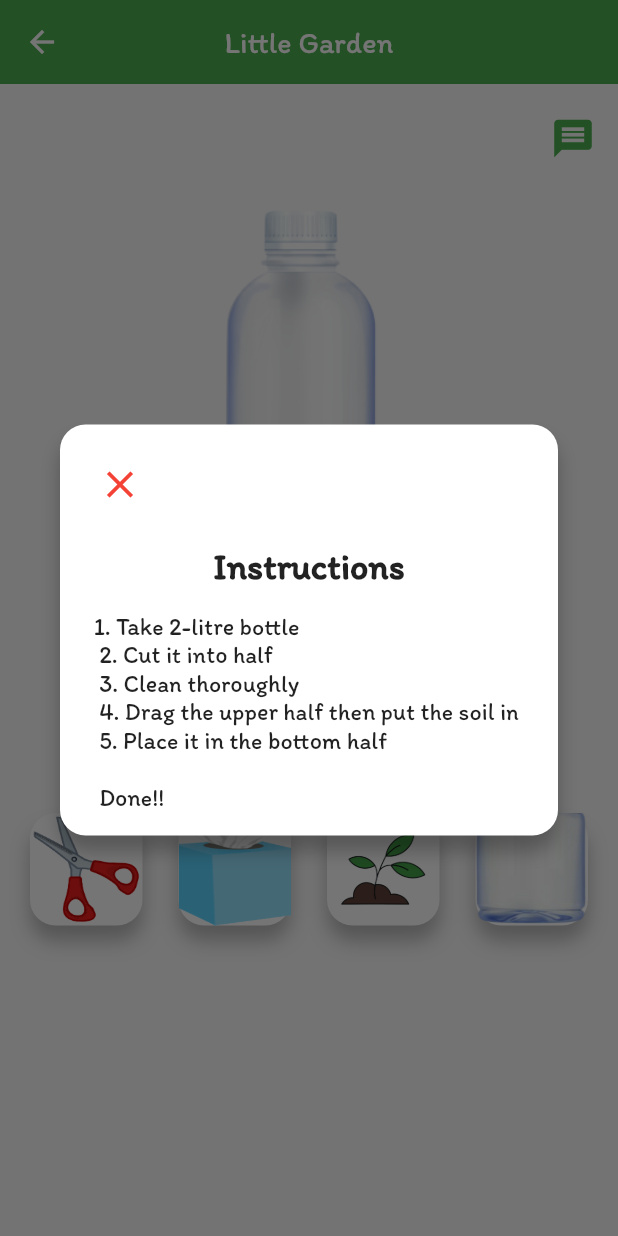
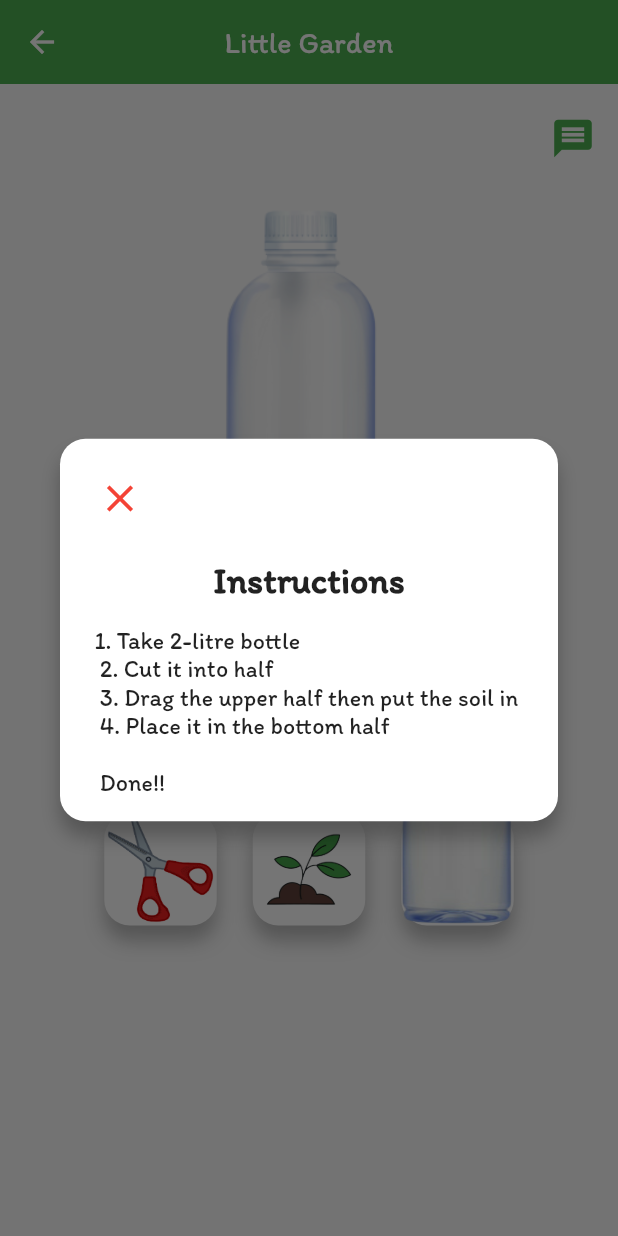
Before and after one commit to Yiyi-kim/Ecological, a Flutter app: the FirstScreen screen opened directly, after a tap on the "message" icon, on a phone screen of 412 x 824 dp. Run offline on Flutter 3.47's test engine with Material 2 defaults, Android fonts, the phone set to English and light mode, and no system bars; our stand-ins replace get.

Commit message:
update on the game screen

```diff
--- a/lib/Recycle/Screen/first_screen.dart
+++ b/lib/Recycle/Screen/first_screen.dart
@@ -1,3 +1,5 @@
+import 'dart:math';
+
 import 'package:flutter/material.dart';
 import 'package:flutter_app/Recycle/Components/image_button.dart';
 import 'package:flutter_app/Recycle/Components/image_container.dart';
@@ -9,29 +11,13 @@ class FirstScreen extends StatefulWidget {
   State<StatefulWidget> createState() => _FirstScreen();
 }
 
-class _FirstScreen extends State<FirstScreen>
-    with SingleTickerProviderStateMixin {
+class _FirstScreen extends State<FirstScreen> {
   int step = 0;
-  late AnimationController controller;
-  late Animation<double> animation;
-  var alreadyCut = false;
 
   var scissorVisibility = true;
   var tissueVisibility = true;
   var dirtVisibility = true;
-  var bottleVisibility = true;
-
-  void cutMotion() {
-    controller =
-        AnimationController(duration: const Duration(seconds: 2), vsync: this);
-    animation = Tween<double>(begin: 0, end: 1).animate(controller)
-      ..addListener(() {
-        setState(() {
-          alreadyCut = true;
-        });
-      });
-    controller.forward();
-  }
+  Tween<double> _scaleTween = Tween<double>(begin: 1, end: 2);
 
   void cutTheBottle() {
     setState(() {
@@ -51,13 +37,6 @@ class _FirstScreen extends State<FirstScreen>
     setState(() {
       dirtVisibility = false;
       step = 3;
-    });
-  }
-
-  void putTheBottleTogether() {
-    setState(() {
-      bottleVisibility = false;
-      step = 4;
     });
   }
 
@@ -86,9 +65,8 @@ class _FirstScreen extends State<FirstScreen>
                   onPressed: () {
                     showDialog(
                       context: context,
-                      builder: (context) =>
-                          TooltipDialog('Instructions',
-                              '1. Take 2-litre bottle \n 2. Cut it into half \n 3. Clean thoroughly \n 4. Drag the upper half then put the soil in \n 5. Place it in the bottom half \n \n Done!!'),
+                      builder: (context) => TooltipDialog('Instructions',
+                          '1. Take 2-litre bottle \n 2. Cut it into half \n 3. Drag the upper half then put the soil in \n 4. Place it in the bottom half \n \n Done!!'),
                     );
                   },
                   icon: Icon(
@@ -100,30 +78,13 @@ class _FirstScreen extends State<FirstScreen>
               ),
               if (step == 0) ...[
                 ImagesContainer('assets/images/empty_bottle.png')
-              ] else
-                if (step == 1) ...[
-
-                    // ImagesContainer('assets/images/empty_bottle.png'),
-                    // Baseline(
-                    //   baseline: animation.value,
-                    //   baselineType: TextBaseline.alphabetic,
-                    //   child: Image(
-                    //     image: AssetImage('assets/images/scissor.png'),
-                    //   ),
-                    // ),
-
+              ] else if (step == 1) ...[
                 ImagesContainer('assets/images/top_half_bottle.png'),
-              ] else
-                  if (step == 2) ...[
-                    ImagesContainer('assets/images/top_half_bottle.png')
-                  ] else
-                    if (step == 3) ...[
-                      ImagesContainer(
-                          'assets/images/plant_in_top_half_bottle.png')
-                    ] else
-                      ...[
-                        ImagesContainer('assets/images/combind_bottle.png')
-                      ],
+              ] else if (step == 2) ...[
+                ImagesContainer('assets/images/plant_in_top_half_bottle.png'),
+              ] else ...[
+                ImagesContainer('assets/images/combind_bottle.png'),
+              ],
               SizedBox(
                 height: 20.0,
               ),
@@ -135,31 +96,23 @@ class _FirstScreen extends State<FirstScreen>
                     ImageButton("assets/images/scissor.png", () {
                       if (step == 0) {
                         cutTheBottle();
-                        cutMotion();
                         print(step);
                       }
                     }),
                   if (tissueVisibility)
-                    ImageButton('assets/images/tissue.png', () {
+                    ImageButton('assets/images/plant.png', () {
                       if (step != 0 && step == 1) {
                         cleanTheBottle();
                         print(step);
                       }
                     }),
                   if (dirtVisibility)
-                    ImageButton('assets/images/plant.png', () {
+                    ImageButton('assets/images/bottom_half_bottle.png', () {
                       if (step != 0 && step == 2) {
                         addSoil();
                         print(step);
-                      }
-                    }),
-                  if (bottleVisibility)
-                    ImageButton('assets/images/bottom_half_bottle.png', () {
-                      if (step != 0 && step == 3) {
-                        putTheBottleTogether();
-                        print(step);
-                        Future.delayed(const Duration(seconds: 5), () {
-                          Navigator.push(
+                        Future.delayed(Duration(seconds: 2), () {
+                          Navigator.pushReplacement(
                               context,
                               MaterialPageRoute(
                                   builder: (_) => SuccessScreen()));
--- a/lib/Recycle/Screen/success_screen.dart
+++ b/lib/Recycle/Screen/success_screen.dart
@@ -1,6 +1,6 @@
 import 'package:flutter/material.dart';
 import 'package:flutter_app/Recycle/Components/go_back_button.dart';
-import 'package:flutter_app/game.dart';
+import 'package:flutter_app/Recycle/Screen/first_screen.dart';
 
 class SuccessScreen extends StatelessWidget {
   @override
@@ -36,7 +36,7 @@ class SuccessScreen extends StatelessWidget {
           ),
           GoBackButton(
             () {
-              Navigator.pushNamed(context, '/game');
+              Navigator.pushReplacement(context, MaterialPageRoute(builder: (_)=> FirstScreen()));
             },
             Text(
               "Go Back",
```
